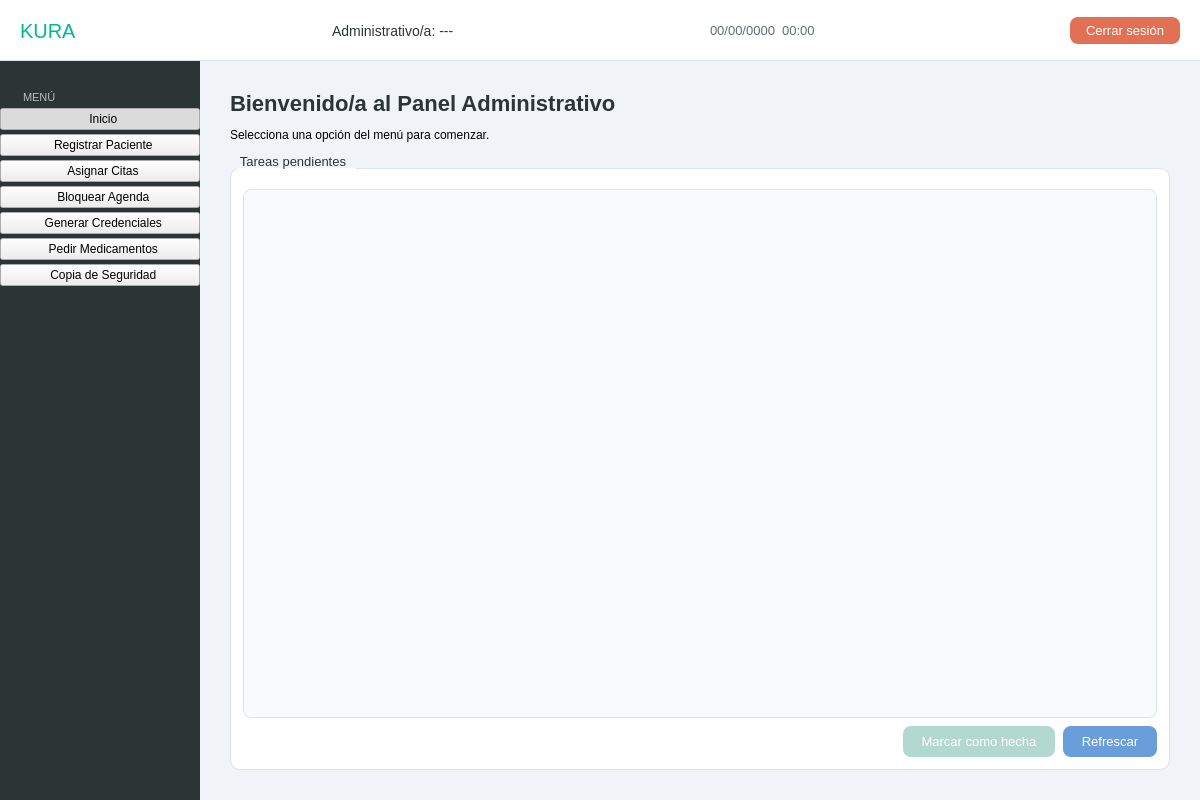
Before: the Qt Designer form src/vista/Ui/VistaAdministrativo.ui in hgarcg04/software-engineering, drawn with Qt 5.
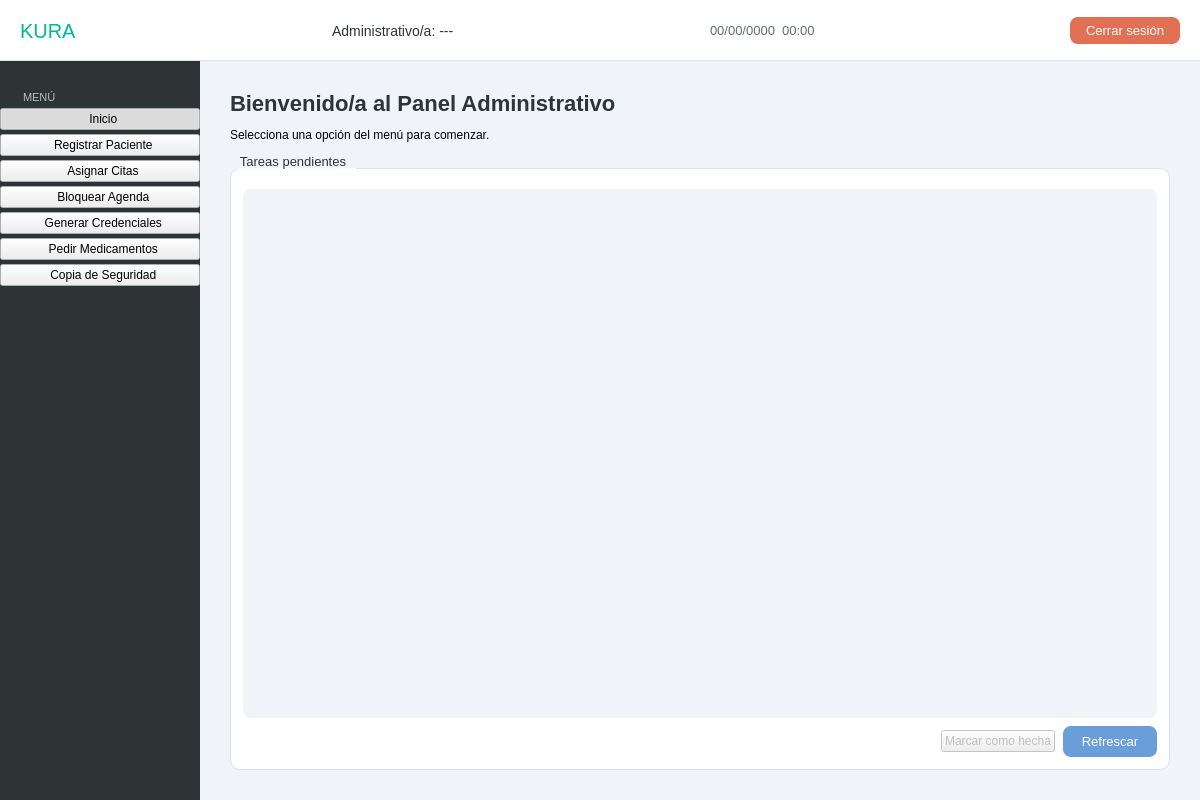
After: the same form once the commit is applied.

Commit message: Ajuste diseño tablón

The edit to the form file:
```diff
--- a/src/vista/Ui/VistaAdministrativo.ui
+++ b/src/vista/Ui/VistaAdministrativo.ui
@@ -219,7 +219,7 @@
     #btn_nuevo_paciente:hover, #btn_limpiar_cita:hover,
     #btn_limpiar_credencial:hover { background-color: #b2bec3; }
 
-    /* === Tablón de comunicación === */
+    /* === Tablón de tareas === */
     #groupBox_tablon {
         background-color: #ffffff;
         border: 1px solid #dde3ea;
@@ -228,7 +228,7 @@
     }
     #groupBox_tablon::title {
         font-family: 'Segoe UI Black';
-        font-size: 22px;
+        font-size: 16px;
         font-weight: bold;
         color: #2d3436;
         subcontrol-origin: margin;
@@ -236,28 +236,19 @@
         padding: 0 8px;
     }
     #list_tablon {
-        background-color: #f8fafc;
-        border: 1px solid #dde3ea;
+        background-color: #f0f4f8;
+        border: none;
         border-radius: 8px;
         font-size: 13px;
         color: #2d3436;
-        min-height: 300px;
+        min-height: 340px;
     }
     #list_tablon::item {
-        padding: 10px 12px;
-        border-bottom: 1px solid #f0f4f8;
+        padding: 4px 4px;
+        background-color: transparent;
+        border: none;
     }
-    #list_tablon::item:alternate { background-color: #ffffff; }
-    #btn_marcar_hecha {
-        background-color: #00b894;
-        color: white;
-        border-radius: 8px;
-        padding: 8px 18px;
-        font-family: 'Segoe UI Semibold';
-        font-size: 13px;
-    }
-    #btn_marcar_hecha:hover    { background-color: #00a381; }
-    #btn_marcar_hecha:disabled { background-color: #b2d8d0; color: #ffffff; }
+    #list_tablon::item:selected { background-color: transparent; }
     #btn_refrescar_tablon {
         background-color: #6a9edb;
         color: white;
```
The commit also changes 51 other files.
